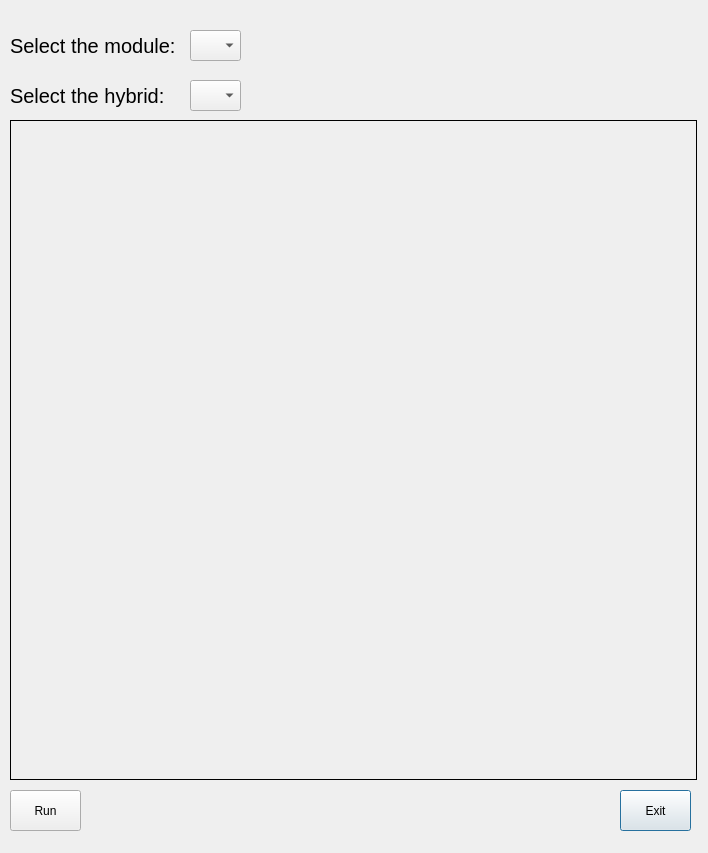
Before: the Qt Designer form gui/WirebondRecorderGUI.ui in adamazoulay/ITkTrackingGUI, drawn with Qt 5.
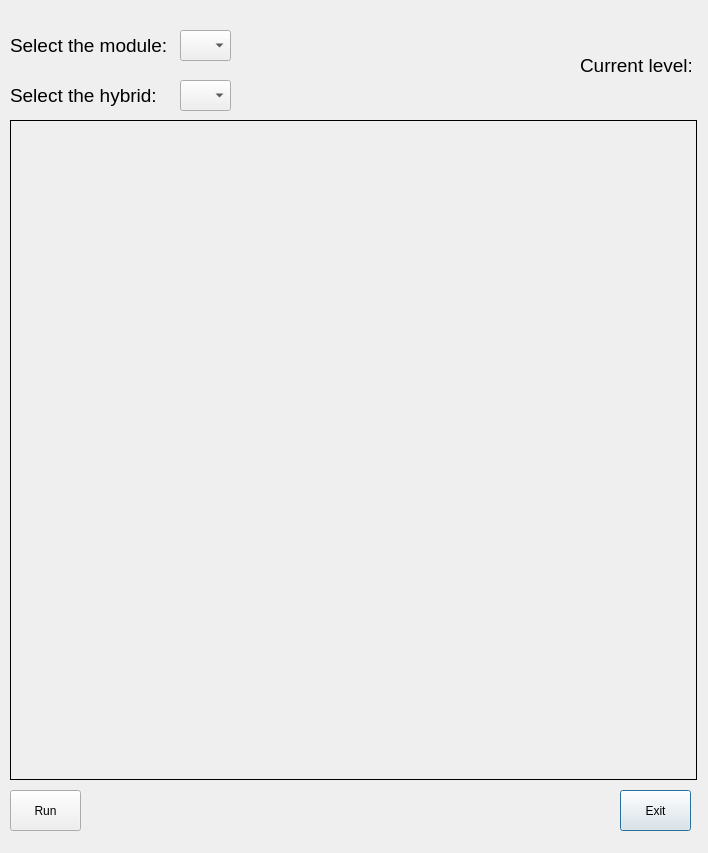
After: the same form once the commit is applied.

Commit message: Updates gui with label for current level and one active area R0

Diff of the .ui file:
```diff
--- a/gui/WirebondRecorderGUI.ui
+++ b/gui/WirebondRecorderGUI.ui
@@ -37,7 +37,7 @@
    </property>
    <property name="font">
     <font>
-     <pointsize>15</pointsize>
+     <pointsize>14</pointsize>
     </font>
    </property>
    <property name="text">
@@ -47,7 +47,7 @@
   <widget class="QComboBox" name="moduleName">
    <property name="geometry">
     <rect>
-     <x>190</x>
+     <x>180</x>
      <y>30</y>
      <width>51</width>
      <height>31</height>
@@ -75,7 +75,7 @@
   <widget class="QComboBox" name="hybridName">
    <property name="geometry">
     <rect>
-     <x>190</x>
+     <x>180</x>
      <y>80</y>
      <width>51</width>
      <height>31</height>
@@ -98,7 +98,7 @@
    </property>
    <property name="font">
     <font>
-     <pointsize>15</pointsize>
+     <pointsize>14</pointsize>
     </font>
    </property>
    <property name="text">
@@ -127,6 +127,42 @@
     <string/>
    </property>
   </widget>
+  <widget class="QLabel" name="label_3">
+   <property name="geometry">
+    <rect>
+     <x>580</x>
+     <y>50</y>
+     <width>111</width>
+     <height>31</height>
+    </rect>
+   </property>
+   <property name="font">
+    <font>
+     <pointsize>14</pointsize>
+    </font>
+   </property>
+   <property name="text">
+    <string>Current level:</string>
+   </property>
+  </widget>
+  <widget class="QLabel" name="levelLabel">
+   <property name="geometry">
+    <rect>
+     <x>640</x>
+     <y>80</y>
+     <width>51</width>
+     <height>31</height>
+    </rect>
+   </property>
+   <property name="font">
+    <font>
+     <pointsize>14</pointsize>
+    </font>
+   </property>
+   <property name="text">
+    <string/>
+   </property>
+  </widget>
  </widget>
  <tabstops>
   <tabstop>moduleName</tabstop>
```
The commit also changes 3 other files.
